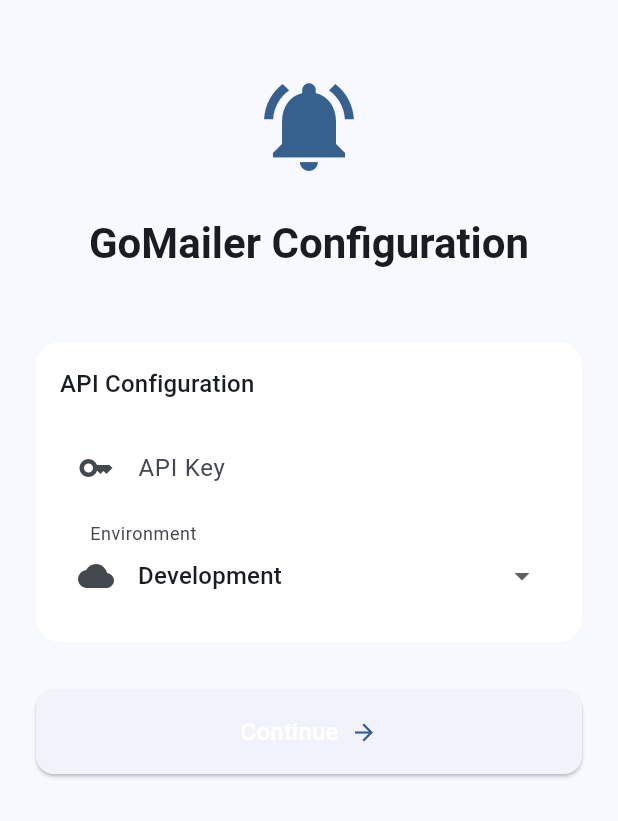
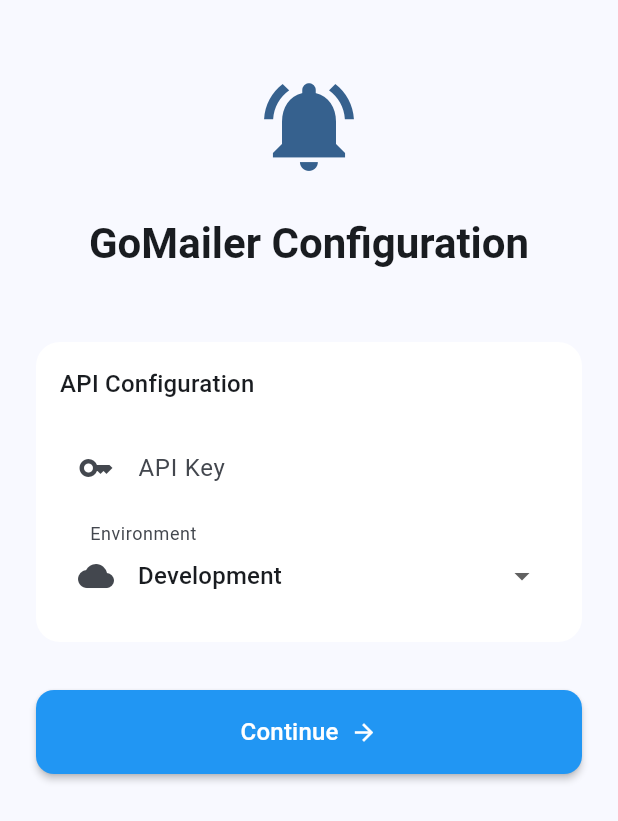
Before and after one commit to go-mailer-ltd/go-mailer-push-sdk, a Flutter app: the screen it shows after launch, on a phone screen of 412 x 824 dp. Shown: the top 821 px of the screen. Run offline on Flutter 3.47's test engine with Material 3 defaults, Android fonts, the phone set to English and light mode, and no system bars; our stand-ins replace firebase_core, firebase_messaging, plugin_platform_interface, web; accounts and stored records are empty.

Commit message:
example(flutter): style Continue button blue with padding & shape

```diff
--- a/examples/flutter-example/lib/screens/config_screen.dart
+++ b/examples/flutter-example/lib/screens/config_screen.dart
@@ -107,6 +107,15 @@ class _ConfigScreenState extends State<ConfigScreen> {
                   Hero(
                     tag: 'action_button',
                     child: ElevatedButton(
+                      style: ElevatedButton.styleFrom(
+                        backgroundColor: Colors.blue,
+                        foregroundColor: Colors.white,
+                        padding: const EdgeInsets.symmetric(vertical: 16),
+                        shape: RoundedRectangleBorder(
+                          borderRadius: BorderRadius.circular(12),
+                        ),
+                        elevation: 2,
+                      ),
                       onPressed: () {
                         if (_formKey.currentState!.validate()) {
                           Navigator.push(
```
